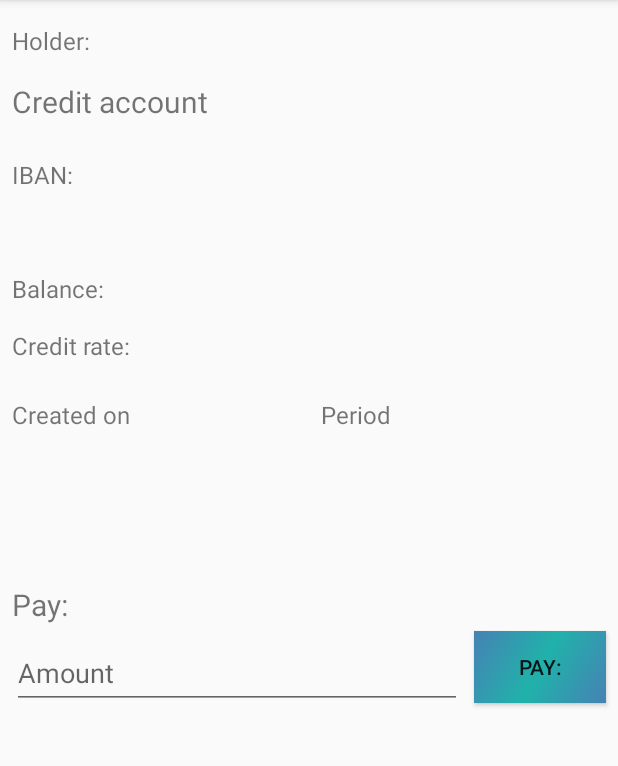
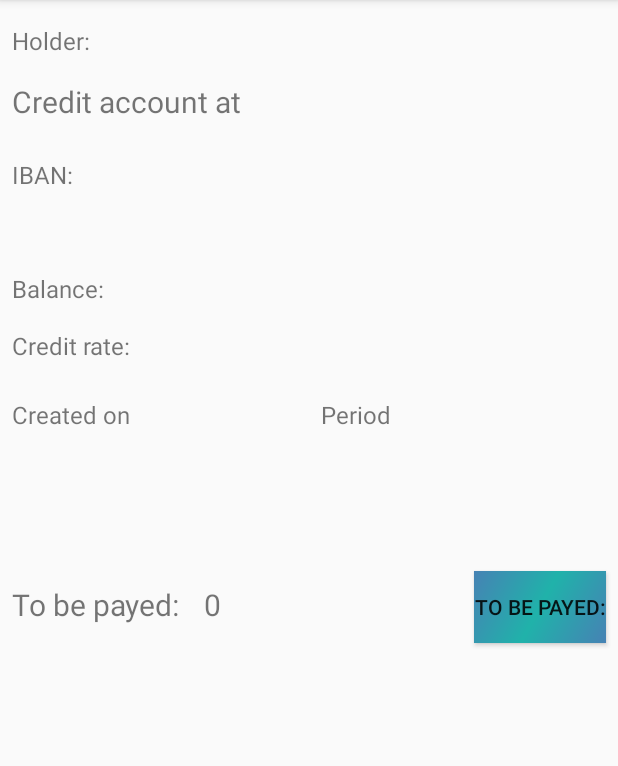
Before and after one commit to BogdanSicu/Android-Project, an Android app: the fragment FragmentCredit placed in its activity, on a phone screen of 412 x 824 dp, the part 84-850 px from its top. Run offline under Robolectric (Android 15) with nearby library versions, the phone set to English and light mode, and no system bars; our stand-ins replace Room's generated code; 9 statements that could not run were skipped.

Commit message:
Am modificat fragmentele pentru conturi

```diff
--- a/ProiectTocilarii_Betivani/app/src/main/java/com/example/proiect_tocilarii_betivani/Fragments/FragmentCredit.java
+++ b/ProiectTocilarii_Betivani/app/src/main/java/com/example/proiect_tocilarii_betivani/Fragments/FragmentCredit.java
@@ -25,7 +25,8 @@ public class FragmentCredit extends Fragment {
     TextView rate;
     TextView create;
     TextView expire;
-    TextInputEditText amount;
+    TextView amount;
+    TextView bank;
     Button pay;
 
     Acount acount;
@@ -69,6 +70,12 @@ public class FragmentCredit extends Fragment {
         rate.setText(new DecimalFormat("##.##").format(acount.getRate()));
         create.setText(acount.getCreateDate());
         expire.setText(String.valueOf(acount.getPeriod()));
+        bank.setText(acount.getBank());
+
+        double sumPerMonth = acount.getBalance()/acount.getPeriod();
+        double totalPerMonth = sumPerMonth - sumPerMonth*acount.getRate()/100;
+
+        amount.setText(new DecimalFormat("##.##").format(totalPerMonth));
     }
 
     private void initComponents(View view) {
@@ -78,8 +85,9 @@ public class FragmentCredit extends Fragment {
         rate = view.findViewById(R.id.credit_rate_tv);
         create = view.findViewById(R.id.credit_create_tv);
         expire = view.findViewById(R.id.credit_expiration_tv);
-        amount = view.findViewById(R.id.credit_sum_tiet);
-        pay  =view.findViewById(R.id.credit_pay_button);
+        amount = view.findViewById(R.id.credit_sum_tv);
+        pay = view.findViewById(R.id.credit_pay_button);
+        bank = view.findViewById(R.id.credit_bank_tv);
 
         if(getArguments()!=null){
             acount = getArguments().getParcelable(CREDIT_ACCOUNT_KEY);
--- a/ProiectTocilarii_Betivani/app/src/main/res/layout/fragment_credit.xml
+++ b/ProiectTocilarii_Betivani/app/src/main/res/layout/fragment_credit.xml
@@ -41,6 +41,17 @@
         app:layout_constraintStart_toStartOf="parent"
         app:layout_constraintTop_toBottomOf="@+id/credit_holder_label"
         app:layout_constraintBottom_toTopOf="@id/credit_iban_label"
+        android:layout_marginTop="16dp"
+        android:layout_marginLeft="8dp"
+        />
+    <TextView
+        android:id="@+id/credit_bank_tv"
+        android:layout_width="0dp"
+        android:layout_height="wrap_content"
+        android:textSize="20dp"
+        app:layout_constraintEnd_toEndOf="parent"
+        app:layout_constraintTop_toBottomOf="@+id/credit_holder_tv"
+        app:layout_constraintStart_toEndOf="@id/credit_credit_tv"
         android:layout_marginTop="16dp"
         android:layout_marginLeft="8dp"
         />
@@ -173,46 +184,42 @@
 
     <TextView
         android:id="@+id/credit_pay_label"
-        android:layout_width="0dp"
+        android:layout_width="wrap_content"
         android:layout_height="wrap_content"
         android:textSize="20dp"
         android:text="@string/pay_credit_label"
         app:layout_constraintStart_toStartOf="parent"
-        app:layout_constraintEnd_toEndOf="parent"
+        app:layout_constraintEnd_toStartOf="@+id/credit_sum_tv"
         app:layout_constraintTop_toBottomOf="@+id/credit_create_tv"
         android:layout_marginTop="64dp"
         android:layout_marginLeft="8dp"
         android:layout_marginRight="8dp"
         />
 
-    <com.google.android.material.textfield.TextInputLayout
-        android:id="@+id/credit_sum_til"
+    <TextView
+        android:id="@+id/credit_sum_tv"
         android:layout_width="0dp"
+        android:textSize="20dp"
         android:layout_height="wrap_content"
-        app:layout_constraintStart_toStartOf="parent"
-        app:layout_constraintTop_toBottomOf="@id/credit_pay_label"
+        app:layout_constraintStart_toEndOf="@+id/credit_pay_label"
+        app:layout_constraintTop_toBottomOf="@+id/credit_create_tv"
         app:layout_constraintEnd_toStartOf="@+id/credit_pay_button"
+        android:layout_marginTop="64dp"
         android:layout_marginLeft="8dp"
-        >
-
-        <com.google.android.material.textfield.TextInputEditText
-            android:id="@+id/credit_sum_tiet"
-            android:layout_width="match_parent"
-            android:layout_height="wrap_content"
-            android:hint="@string/amount_credit_label" />
-    </com.google.android.material.textfield.TextInputLayout>
+        android:layout_marginRight="8dp"
+        />
 
     <Button
         android:id="@+id/credit_pay_button"
         android:layout_width="wrap_content"
         android:layout_height="wrap_content"
         android:text="@string/pay_credit_label"
-        app:layout_constraintTop_toBottomOf="@id/credit_pay_label"
+        app:layout_constraintTop_toBottomOf="@+id/credit_create_tv"
         app:layout_constraintEnd_toEndOf="parent"
-        app:layout_constraintStart_toEndOf="@+id/credit_sum_til"
+        app:layout_constraintStart_toEndOf="@+id/credit_sum_tv"
+        android:layout_marginTop="55dp"
+        android:layout_marginLeft="8dp"
         android:layout_marginRight="8dp"
-        android:layout_marginLeft="8dp"
-        android:layout_marginTop="4dp"
         android:background="@drawable/gradient_turquoise_green"
         />
 
--- a/ProiectTocilarii_Betivani/app/src/main/res/values/strings.xml
+++ b/ProiectTocilarii_Betivani/app/src/main/res/values/strings.xml
@@ -57,10 +57,10 @@
     <string name="credit_rate_credit_label">Credit rate:</string>
     <string name="created_on_credit_label">Created on</string>
     <string name="period_credit_label">Period</string>
-    <string name="pay_credit_label">Pay:</string>
+    <string name="pay_credit_label">To be payed:</string>
     <string name="amount_credit_label">Amount</string>
-    <string name="credit_credit_label">Credit account</string>
-    <string name="deposit_type">Deposit account</string>
+    <string name="credit_credit_label">Credit account at</string>
+    <string name="deposit_type">Deposit account at</string>
     <string name="deposit_0">0</string>
     <string name="deposit_rate_label">Deposit rate</string>
 </resources>
```
Also changed, not shown: ProiectTocilarii_Betivani/app/src/main/java/com/example/proiect_tocilarii_betivani/Fragments/FragmentDeposit.java (+21 -3 lines), ProiectTocilarii_Betivani/app/src/main/res/layout/fragment_deposit.xml (+27 -3 lines).
